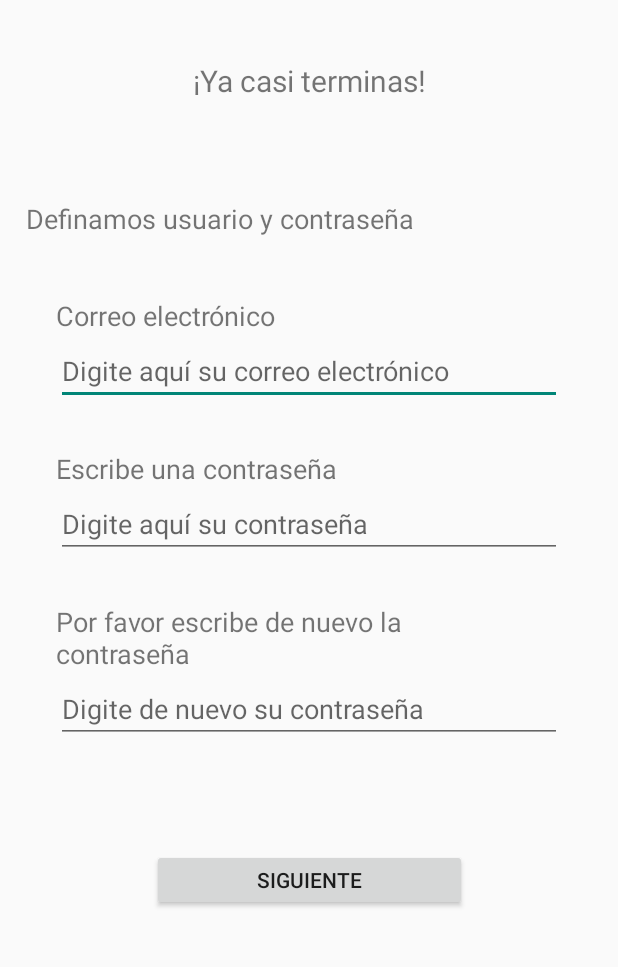
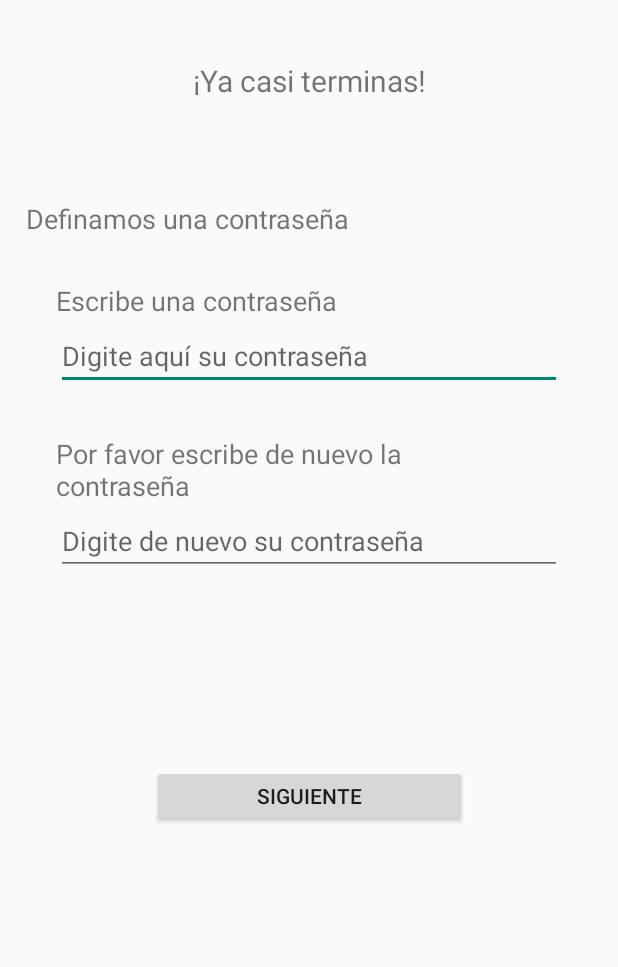
Before and after one commit to camilovivas/PicoyPlacaFriends, an Android app: the UserAndPasswordActivity screen opened directly, with no data from a screen before it, on a phone screen of 412 x 824 dp, the part 189-1156 px from its top. Run offline under Robolectric (Android 15) with nearby library versions, the phone set to English and light mode, and no system bars.

Commit message:
up user to firestore

```diff
--- a/app/src/main/java/com/example/picoyplacafriends/registro/UserAndPasswordActivity.java
+++ b/app/src/main/java/com/example/picoyplacafriends/registro/UserAndPasswordActivity.java
@@ -12,8 +12,6 @@ import com.example.picoyplacafriends.R;
 
 public class UserAndPasswordActivity extends AppCompatActivity {
 
-
-    private EditText txEEmail;
     private EditText txEPassword;
     private EditText txEChecktPassword;
     private Button btNextUserAndPassword;
@@ -23,7 +21,6 @@ public class UserAndPasswordActivity extends AppCompatActivity {
         super.onCreate(savedInstanceState);
         setContentView(R.layout.activity_user_and_password);
         //Referencias de los atributos a inicializar
-        txEEmail = findViewById(R.id.txEEmail);
         txEPassword = findViewById(R.id.txEPassword);
         txEChecktPassword = findViewById(R.id.txEChecktPassword);
         btNextUserAndPassword = findViewById(R.id.btNextUserAndPassword);
@@ -33,7 +30,6 @@ public class UserAndPasswordActivity extends AppCompatActivity {
      * Permite obtener los valores digitados por el usuario correspondiente al usuario y contraseña
      */
     private void addUserAndPassword(){
-        String email = txEEmail.getText().toString();
         String password = txEPassword.getText().toString();
         String checkPassword = txEChecktPassword.getText().toString();
 
--- a/app/src/main/res/layout/activity_user_and_password.xml
+++ b/app/src/main/res/layout/activity_user_and_password.xml
@@ -53,25 +53,11 @@
             android:layout_marginStart="15dp"
             android:layout_marginTop="70dp"
             android:layout_marginEnd="15dp"
-            android:text="Definamos usuario y contraseña"
+            android:text="Definamos una contraseña"
             android:textSize="18sp"
             app:layout_constraintEnd_toEndOf="parent"
             app:layout_constraintStart_toStartOf="parent"
             app:layout_constraintTop_toBottomOf="@+id/textView20" />
-
-        <TextView
-            android:id="@+id/textView22"
-            android:layout_width="0dp"
-            android:layout_height="wrap_content"
-            android:layout_marginStart="35dp"
-            android:layout_marginTop="40dp"
-            android:layout_marginEnd="200dp"
-            android:text="Correo electrónico"
-            android:textSize="18sp"
-            app:layout_constraintEnd_toEndOf="parent"
-            app:layout_constraintHorizontal_bias="0.073"
-            app:layout_constraintStart_toStartOf="parent"
-            app:layout_constraintTop_toBottomOf="@+id/textView21" />
 
         <TextView
             android:id="@+id/textView25"
@@ -85,7 +71,7 @@
             app:layout_constraintEnd_toEndOf="parent"
             app:layout_constraintHorizontal_bias="0.0"
             app:layout_constraintStart_toStartOf="parent"
-            app:layout_constraintTop_toBottomOf="@+id/txEEmail" />
+            app:layout_constraintTop_toBottomOf="@+id/textView21" />
 
         <TextView
             android:id="@+id/textView20"
@@ -98,21 +84,6 @@
             app:layout_constraintEnd_toEndOf="parent"
             app:layout_constraintStart_toStartOf="parent"
             app:layout_constraintTop_toTopOf="parent" />
-
-        <EditText
-            android:id="@+id/txEEmail"
-            android:layout_width="0dp"
-            android:layout_height="wrap_content"
-            android:layout_marginStart="35dp"
-            android:layout_marginTop="2dp"
-            android:layout_marginEnd="35dp"
-            android:ems="10"
-            android:hint="Digite aquí su correo electrónico"
-            android:inputType="textPersonName"
-            app:layout_constraintEnd_toEndOf="parent"
-            app:layout_constraintHorizontal_bias="0.112"
-            app:layout_constraintStart_toStartOf="parent"
-            app:layout_constraintTop_toBottomOf="@+id/textView22" />
 
         <EditText
             android:id="@+id/txEPassword"
```
Also changed, not shown: app/src/main/java/com/example/picoyplacafriends/registro/ContactInformationActivity.java (+31 -18 lines), app/src/main/res/layout/activity_contact_information.xml (+7 -19 lines).
